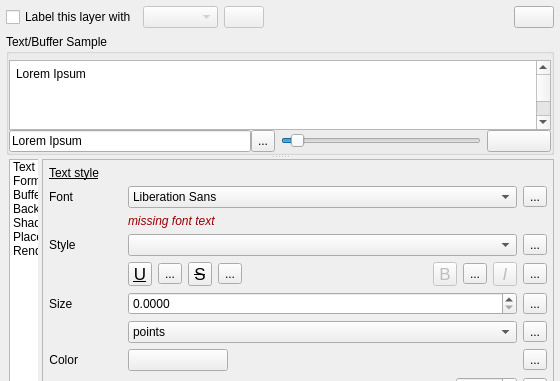
Old version of the form src/ui/qgslabelingguibase.ui in the repository carsmie/QGIS; both pictures show x 0 to 560 and y 0 to 381 of the 560 by 1128 pixel window.
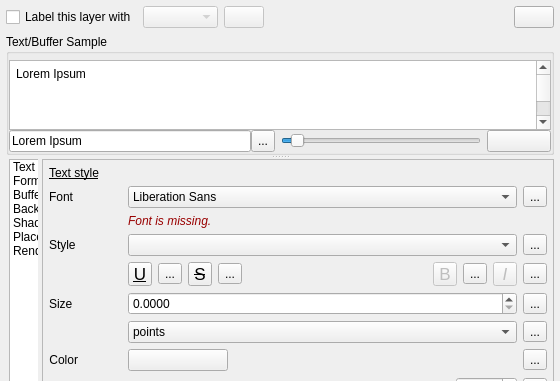
New version of the form. Icons and pictures are not drawn. Custom widgets are drawn as their Qt base class.

Commit message: labeling: fix missing fonts warning

```diff
--- a/src/ui/qgslabelingguibase.ui
+++ b/src/ui/qgslabelingguibase.ui
@@ -1287,7 +1287,7 @@
 font-style: italic;</string>
                               </property>
                               <property name="text">
-                               <string notr="true">missing font text</string>
+                               <string>Font is missing.</string>
                               </property>
                               <property name="alignment">
                                <set>Qt::AlignLeading|Qt::AlignLeft|Qt::AlignVCenter</set>
```
The commit also changes 3 other files.
